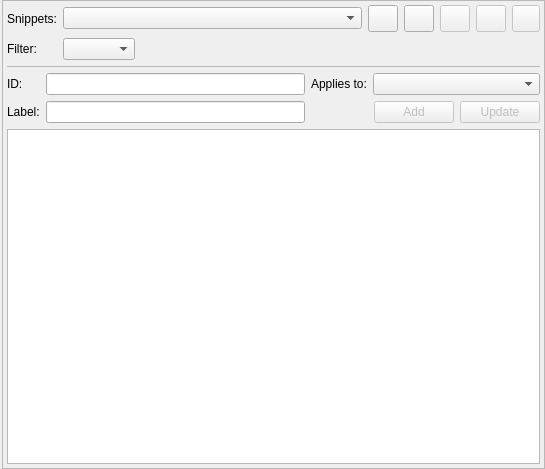
The window that libpgmodeler_ui/ui/snippetsconfigwidget.ui (pgmodeler/pgmodeler) describes before a commit, drawn with Qt 5.
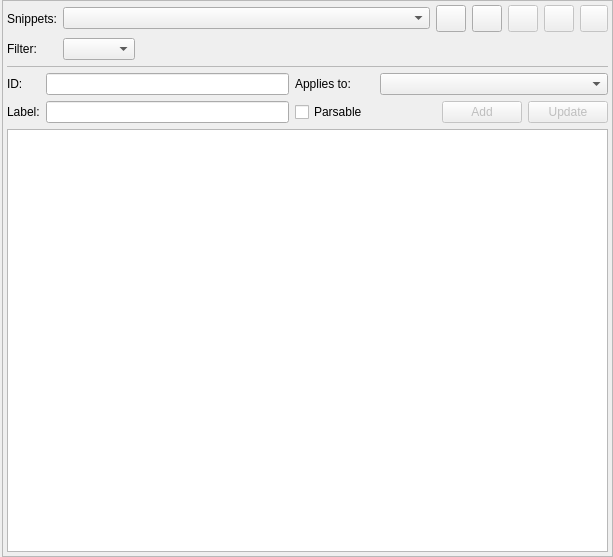
The same window after the commit. Icons and pictures are not drawn.

```diff
--- a/libpgmodeler_ui/ui/snippetsconfigwidget.ui
+++ b/libpgmodeler_ui/ui/snippetsconfigwidget.ui
@@ -6,8 +6,8 @@
    <rect>
     <x>0</x>
     <y>0</y>
-    <width>545</width>
-    <height>469</height>
+    <width>613</width>
+    <height>557</height>
    </rect>
   </property>
   <property name="windowTitle">
@@ -303,6 +303,12 @@
             <verstretch>0</verstretch>
            </sizepolicy>
           </property>
+          <property name="minimumSize">
+           <size>
+            <width>79</width>
+            <height>0</height>
+           </size>
+          </property>
           <property name="text">
            <string>Applies to:</string>
           </property>
@@ -339,6 +345,38 @@
         </item>
         <item row="1" column="2" colspan="2">
          <layout class="QHBoxLayout" name="horizontalLayout">
+          <item>
+           <widget class="QCheckBox" name="parsable_chk">
+            <property name="statusTip">
+             <string>Parsable or dynamic snippets are written in the &lt;strong&gt;schema micro language&lt;/strong&gt; syntax. When using a parsable snippet the attributes surrounded in &lt;strong&gt;{}&lt;/strong&gt; will be replaced by the selected object's matching attributes.</string>
+            </property>
+            <property name="text">
+             <string>Parsable</string>
+            </property>
+           </widget>
+          </item>
+          <item>
+           <widget class="QWidget" name="parsable_hint" native="true">
+            <property name="sizePolicy">
+             <sizepolicy hsizetype="Fixed" vsizetype="Fixed">
+              <horstretch>0</horstretch>
+              <verstretch>0</verstretch>
+             </sizepolicy>
+            </property>
+            <property name="minimumSize">
+             <size>
+              <width>22</width>
+              <height>22</height>
+             </size>
+            </property>
+            <property name="maximumSize">
+             <size>
+              <width>22</width>
+              <height>22</height>
+             </size>
+            </property>
+           </widget>
+          </item>
           <item>
            <spacer name="horizontalSpacer">
             <property name="orientation">
```
Left out of the diff: 70 changed lines with no effect on the pictures.
